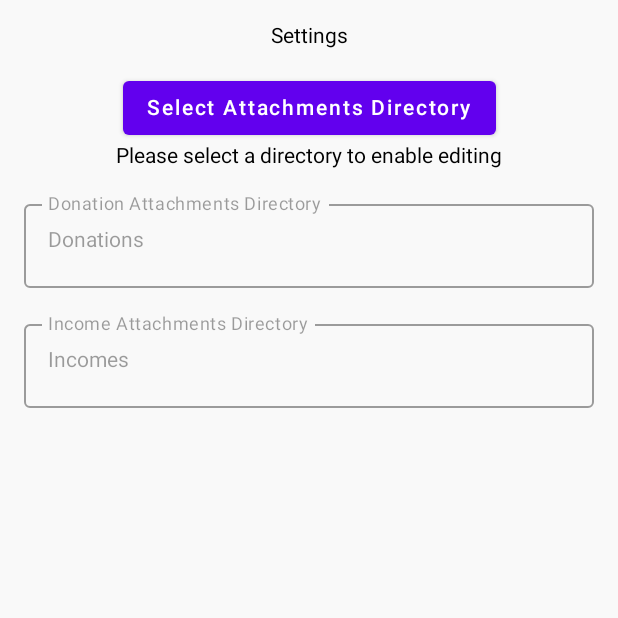
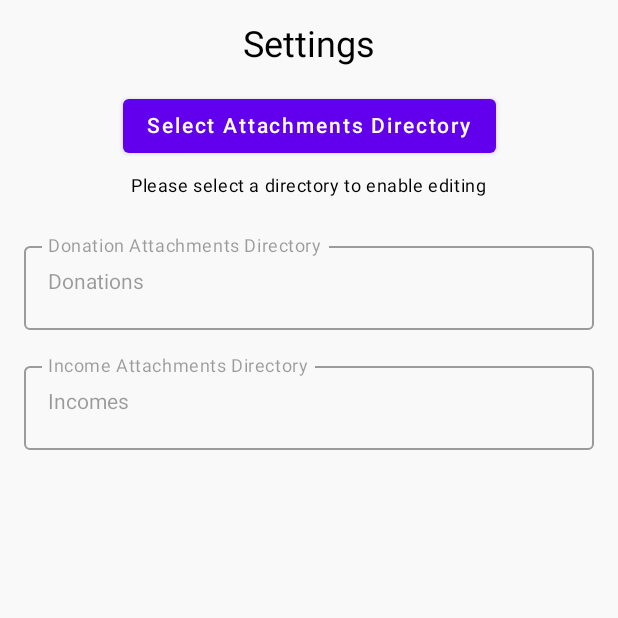
Before and after one commit to moshe-gr/my-maser, an Android app built with Jetpack Compose: the SettingsActivity screen opened directly, with no data from a screen before it, on a phone screen of 412 x 824 dp, the top half of it. Run offline under Robolectric (Android 15) with nearby library versions, the phone set to English and light mode, and no system bars.

Commit message:
Style: Apply Material typography styles in SettingsScreen
This commit enhances the visual hierarchy of the `SettingsScreen` by applying `MaterialTheme.typography` styles to several `Text` composables.

```diff
--- a/app/src/main/java/com/example/mymaser/settings/gui/SettingsScreen.kt
+++ b/app/src/main/java/com/example/mymaser/settings/gui/SettingsScreen.kt
@@ -13,6 +13,7 @@ import androidx.compose.foundation.layout.padding
 import androidx.compose.foundation.layout.size
 import androidx.compose.foundation.layout.systemBarsPadding
 import androidx.compose.material.Button
+import androidx.compose.material.MaterialTheme.typography
 import androidx.compose.material.OutlinedTextField
 import androidx.compose.material.Scaffold
 import androidx.compose.material.Text
@@ -165,22 +166,31 @@ fun SettingsScreen(viewModel: SettingsViewModel) {
                 .fillMaxSize(),
             horizontalAlignment = Alignment.CenterHorizontally
         ) {
-            Text(text = stringResource(R.string.settings))
+            Text(
+                text = stringResource(R.string.settings),
+                style = typography.h5
+            )
             Spacer(modifier = Modifier.size(16.dp))
 
             Button(onClick = { launcher.launch(null) }) {
                 Text(text = stringResource(R.string.select_attachments_directory))
             }
+            Spacer(modifier = Modifier.size(8.dp))
             if (attachmentDirectoryUri.isNotBlank()) {
                 val treeUri = attachmentDirectoryUri.toUri()
                 val rootDir = DocumentFile.fromTreeUri(context, treeUri)
-                Text(text = stringResource(id = R.string.selected_directory, rootDir?.name ?: ""))
+                Text(
+                    text = stringResource(id = R.string.selected_directory, rootDir?.name ?: ""),
+                    style = typography.body2
+                )
             } else {
-                Text(text = stringResource(id = R.string.select_directory_to_enable))
+                Text(
+                    text = stringResource(R.string.select_directory_to_enable),
+                    style = typography.caption
+                )
             }
 
-
-            Spacer(modifier = Modifier.size(16.dp))
+            Spacer(modifier = Modifier.size(24.dp))
             OutlinedTextField(
                 modifier = Modifier.fillMaxWidth(),
                 value = donationDirectoryName,
```
